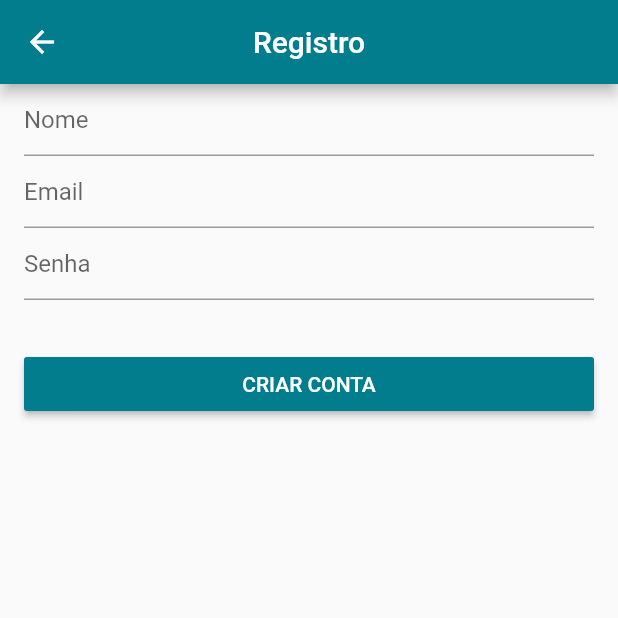
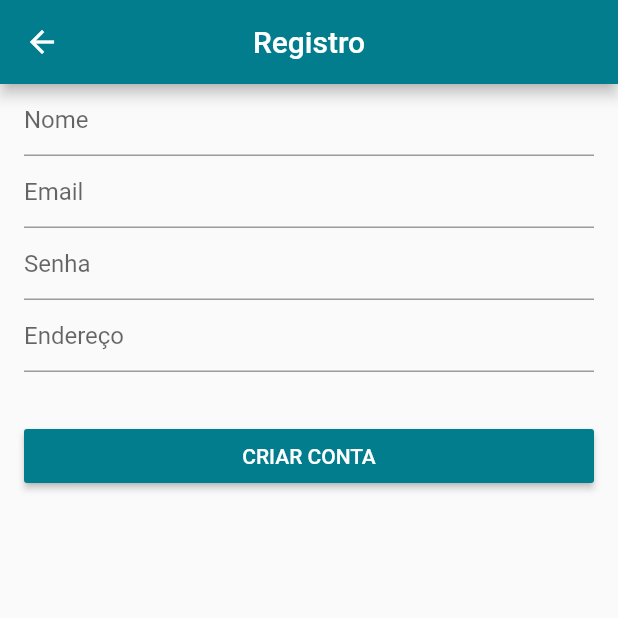
Before and after one commit to yuritoledo/loja-virtual, a Flutter app: the RegisterScreen screen opened directly, on a phone screen of 412 x 824 dp, the top half of it. Run offline on Flutter 3.47's test engine with Material 2 defaults, Android fonts, the phone set to English and light mode, and no system bars; our stand-ins replace carousel_pro, cloud_firestore, transparent_image; accounts and stored records are empty.

Commit message:
Small fixes

```diff
--- a/lib/screens/auth/register.dart
+++ b/lib/screens/auth/register.dart
@@ -19,9 +19,8 @@ class RegisterScreen extends StatelessWidget {
             buildTextFormField('Nome', 'O nome é obrigatório'),
             buildTextFormField('Email', 'O email é obrigatório'),
             buildTextFormField('Senha', 'A senha é obrigatória!'),
-            SizedBox(
-              height: 32,
-            ),
+            buildTextFormField('Endereço', 'O endereço é obrigatório!'),
+            SizedBox(height: 32),
             RaisedButton(
               onPressed: submit,
               child: Text('CRIAR CONTA', style: TextStyle(color: Colors.white)),
@@ -35,6 +34,7 @@ class RegisterScreen extends StatelessWidget {
   Widget buildTextFormField(String name, String errorMessage) {
     return TextFormField(
       decoration: InputDecoration(hintText: name),
+      obscureText: name == 'Senha' ? true : false,
       validator: (text) => text.isEmpty ? errorMessage : null,
     );
   }
--- a/lib/screens/tiles/products_tiles.dart
+++ b/lib/screens/tiles/products_tiles.dart
@@ -24,7 +24,7 @@ class ProductTile extends StatelessWidget {
                   crossAxisAlignment: CrossAxisAlignment.center,
                   children: <Widget>[
                     AspectRatio(
-                      aspectRatio: 0.8,
+                      aspectRatio: 0.82,
                       child: Image.network(
                         product.images[0],
                         fit: BoxFit.cover,
@@ -34,7 +34,7 @@ class ProductTile extends StatelessWidget {
                       padding: EdgeInsets.all(8.0),
                       child: Column(
                         children: <Widget>[
-                          Text(product.title, style: TextStyle(fontSize: 20)),
+                          Text(product.title, style: TextStyle(fontSize: 18)),
                           Text(
                             formattedPrice,
                             style: TextStyle(
```
Also changed, not shown: lib/screens/products_view.dart (+6 -2 lines).
